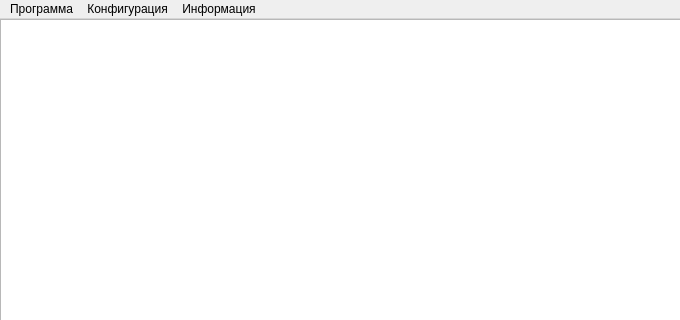
Before: the Qt Designer form mainwindow.ui in xaionaro/tasks, drawn with Qt 5; both pictures show x 0 to 680 and y 0 to 320 of the 680 by 482 pixel window.
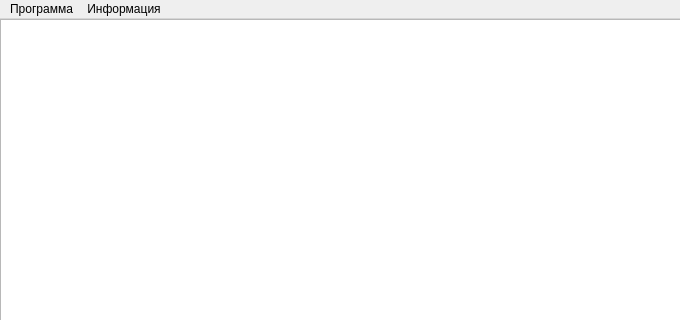
After: the same form once the commit is applied.

The edit to the form file:
```diff
--- a/mainwindow.ui
+++ b/mainwindow.ui
@@ -46,14 +46,7 @@
     </property>
     <addaction name="actionExit"/>
    </widget>
-   <widget class="QMenu" name="menu">
-    <property name="title">
-     <string>Конфигурация</string>
-    </property>
-    <addaction name="actionConfigureProjects"/>
-   </widget>
    <addaction name="menuInstance"/>
-   <addaction name="menu"/>
    <addaction name="menuInformation"/>
   </widget>
   <widget class="QStatusBar" name="statusBar"/>
```
